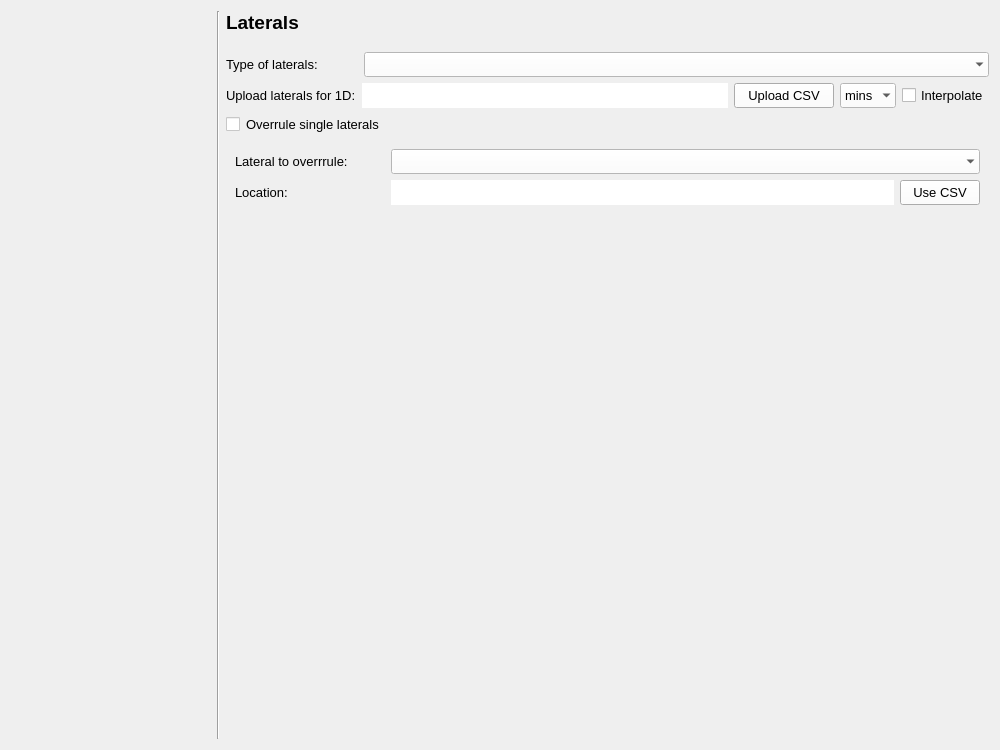
Qt form threedi_models_and_simulations/ui/simulation_wizard/page_laterals.ui (nens/threedi-api-qgis-client) before a commit.
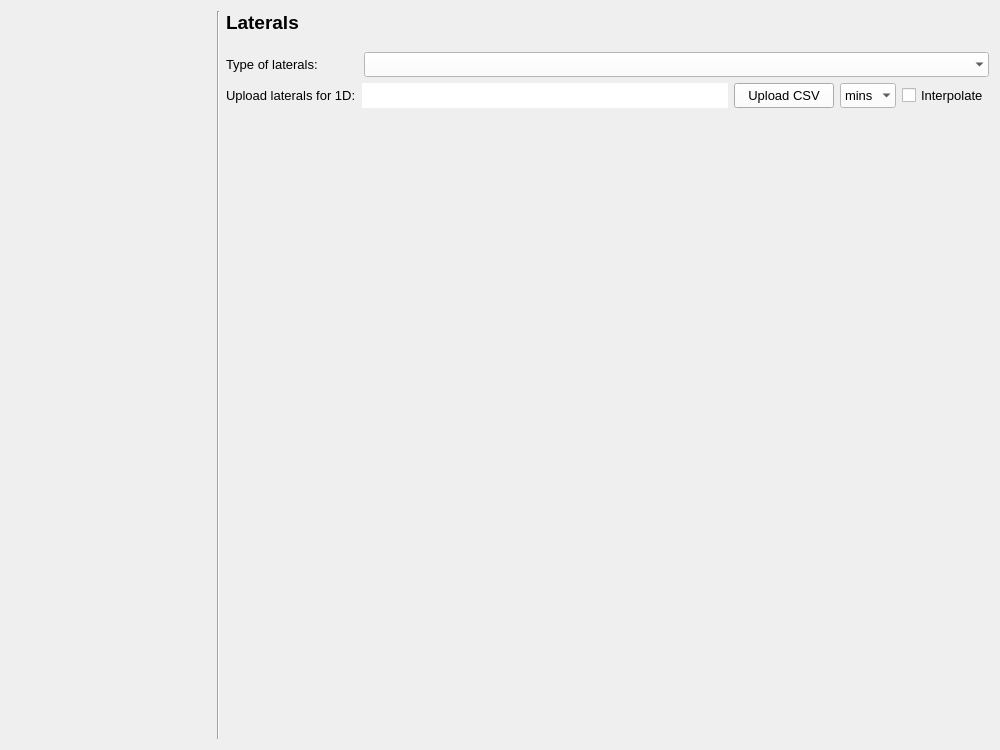
The same form after that commit.

Commit message: remove overrule laterals part

```diff
--- a/threedi_models_and_simulations/ui/simulation_wizard/page_laterals.ui
+++ b/threedi_models_and_simulations/ui/simulation_wizard/page_laterals.ui
@@ -298,313 +298,6 @@
      </property>
     </widget>
    </item>
-   <item row="6" column="2">
-    <widget class="QWidget" name="overrule_widget" native="true">
-     <property name="baseSize">
-      <size>
-       <width>0</width>
-       <height>49</height>
-      </size>
-     </property>
-     <layout class="QVBoxLayout" name="verticalLayout">
-      <item>
-       <layout class="QGridLayout" name="gridLayout_2">
-        <property name="bottomMargin">
-         <number>0</number>
-        </property>
-        <item row="1" column="1">
-         <widget class="QLineEdit" name="il_location">
-          <property name="sizePolicy">
-           <sizepolicy hsizetype="Expanding" vsizetype="Preferred">
-            <horstretch>0</horstretch>
-            <verstretch>0</verstretch>
-           </sizepolicy>
-          </property>
-          <property name="minimumSize">
-           <size>
-            <width>0</width>
-            <height>25</height>
-           </size>
-          </property>
-          <property name="maximumSize">
-           <size>
-            <width>16777215</width>
-            <height>16777215</height>
-           </size>
-          </property>
-          <property name="styleSheet">
-           <string notr="true">QLineEdit {background-color: white;}</string>
-          </property>
-          <property name="frame">
-           <bool>false</bool>
-          </property>
-         </widget>
-        </item>
-        <item row="1" column="2">
-         <widget class="QPushButton" name="pb_use_csv">
-          <property name="sizePolicy">
-           <sizepolicy hsizetype="Minimum" vsizetype="Preferred">
-            <horstretch>0</horstretch>
-            <verstretch>0</verstretch>
-           </sizepolicy>
-          </property>
-          <property name="minimumSize">
-           <size>
-            <width>0</width>
-            <height>25</height>
-           </size>
-          </property>
-          <property name="maximumSize">
-           <size>
-            <width>16777215</width>
-            <height>16777215</height>
-           </size>
-          </property>
-          <property name="font">
-           <font>
-            <family>Segoe UI</family>
-            <pointsize>10</pointsize>
-           </font>
-          </property>
-          <property name="text">
-           <string>Use CSV</string>
-          </property>
-         </widget>
-        </item>
-        <item row="1" column="0">
-         <widget class="QLabel" name="label_5">
-          <property name="minimumSize">
-           <size>
-            <width>75</width>
-            <height>20</height>
-           </size>
-          </property>
-          <property name="maximumSize">
-           <size>
-            <width>16777215</width>
-            <height>16777215</height>
-           </size>
-          </property>
-          <property name="font">
-           <font>
-            <family>Segoe UI</family>
-            <pointsize>10</pointsize>
-           </font>
-          </property>
-          <property name="text">
-           <string>Location:</string>
-          </property>
-         </widget>
-        </item>
-        <item row="0" column="0">
-         <widget class="QLabel" name="label">
-          <property name="minimumSize">
-           <size>
-            <width>150</width>
-            <height>20</height>
-           </size>
-          </property>
-          <property name="maximumSize">
-           <size>
-            <width>16777215</width>
-            <height>16777215</height>
-           </size>
-          </property>
-          <property name="font">
-           <font>
-            <family>Segoe UI</family>
-            <pointsize>10</pointsize>
-           </font>
-          </property>
-          <property name="text">
-           <string>Lateral to overrrule:</string>
-          </property>
-         </widget>
-        </item>
-        <item row="0" column="1" colspan="2">
-         <widget class="QComboBox" name="cb_laterals">
-          <property name="minimumSize">
-           <size>
-            <width>0</width>
-            <height>25</height>
-           </size>
-          </property>
-          <property name="maximumSize">
-           <size>
-            <width>16777215</width>
-            <height>16777215</height>
-           </size>
-          </property>
-          <property name="font">
-           <font>
-            <family>Segoe UI</family>
-            <pointsize>10</pointsize>
-           </font>
-          </property>
-          <property name="styleSheet">
-           <string notr="true">QComboBox {background-color:white; selection-background-color: lightgray;}</string>
-          </property>
-          <property name="frame">
-           <bool>false</bool>
-          </property>
-         </widget>
-        </item>
-       </layout>
-      </item>
-     </layout>
-    </widget>
-   </item>
-   <item row="5" column="2">
-    <layout class="QHBoxLayout" name="horizontalLayout">
-     <property name="bottomMargin">
-      <number>0</number>
-     </property>
-     <item>
-      <widget class="QCheckBox" name="cb_overrule">
-       <property name="minimumSize">
-        <size>
-         <width>14</width>
-         <height>14</height>
-        </size>
-       </property>
-       <property name="maximumSize">
-        <size>
-         <width>14</width>
-         <height>14</height>
-        </size>
-       </property>
-       <property name="palette">
-        <palette>
-         <active>
-          <colorrole role="Button">
-           <brush brushstyle="SolidPattern">
-            <color alpha="255">
-             <red>255</red>
-             <green>255</green>
-             <blue>255</blue>
-            </color>
-           </brush>
-          </colorrole>
-          <colorrole role="Base">
-           <brush brushstyle="SolidPattern">
-            <color alpha="255">
-             <red>255</red>
-             <green>255</green>
-             <blue>255</blue>
-            </color>
-           </brush>
-          </colorrole>
-          <colorrole role="Window">
-           <brush brushstyle="SolidPattern">
-            <color alpha="255">
-             <red>255</red>
-             <green>255</green>
-             <blue>255</blue>
-            </color>
-           </brush>
-          </colorrole>
-         </active>
-         <inactive>
-          <colorrole role="Button">
-           <brush brushstyle="SolidPattern">
-            <color alpha="255">
-             <red>255</red>
-             <green>255</green>
-             <blue>255</blue>
-            </color>
-           </brush>
-          </colorrole>
-          <colorrole role="Base">
-           <brush brushstyle="SolidPattern">
-            <color alpha="255">
-             <red>255</red>
-             <green>255</green>
-             <blue>255</blue>
-            </color>
-           </brush>
-          </colorrole>
-          <colorrole role="Window">
-           <brush brushstyle="SolidPattern">
-            <color alpha="255">
-             <red>255</red>
-             <green>255</green>
-             <blue>255</blue>
-            </color>
-           </brush>
-          </colorrole>
-         </inactive>
-         <disabled>
-          <colorrole role="Button">
-           <brush brushstyle="SolidPattern">
-            <color alpha="255">
-             <red>255</red>
-             <green>255</green>
-             <blue>255</blue>
-            </color>
-           </brush>
-          </colorrole>
-          <colorrole role="Base">
-           <brush brushstyle="SolidPattern">
-            <color alpha="255">
-             <red>255</red>
-             <green>255</green>
-             <blue>255</blue>
-            </color>
-           </brush>
-          </colorrole>
-          <colorrole role="Window">
-           <brush brushstyle="SolidPattern">
-            <color alpha="255">
-             <red>255</red>
-             <green>255</green>
-             <blue>255</blue>
-            </color>
-           </brush>
-          </colorrole>
-         </disabled>
-        </palette>
-       </property>
-       <property name="font">
-        <font>
-         <family>Segoe UI</family>
-         <pointsize>15</pointsize>
-        </font>
-       </property>
-       <property name="styleSheet">
-        <string notr="true">QCheckBox{background-color: white;}</string>
-       </property>
-       <property name="text">
-        <string/>
-       </property>
-      </widget>
-     </item>
-     <item>
-      <widget class="QLabel" name="label_2">
-       <property name="minimumSize">
-        <size>
-         <width>200</width>
-         <height>20</height>
-        </size>
-       </property>
-       <property name="maximumSize">
-        <size>
-         <width>16777215</width>
-         <height>16777215</height>
-        </size>
-       </property>
-       <property name="font">
-        <font>
-         <family>Segoe UI</family>
-         <pointsize>10</pointsize>
-        </font>
-       </property>
-       <property name="text">
-        <string>Overrule single laterals</string>
-       </property>
-      </widget>
-     </item>
-    </layout>
-   </item>
    <item row="8" column="2">
     <spacer name="horizontalSpacer_5">
      <property name="orientation">
```
The commit also changes 1 other file.
